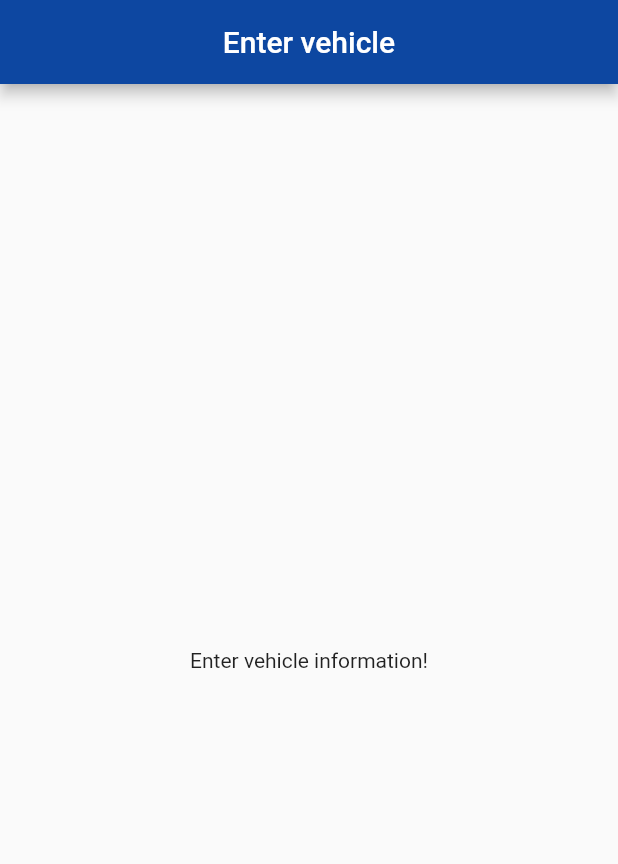
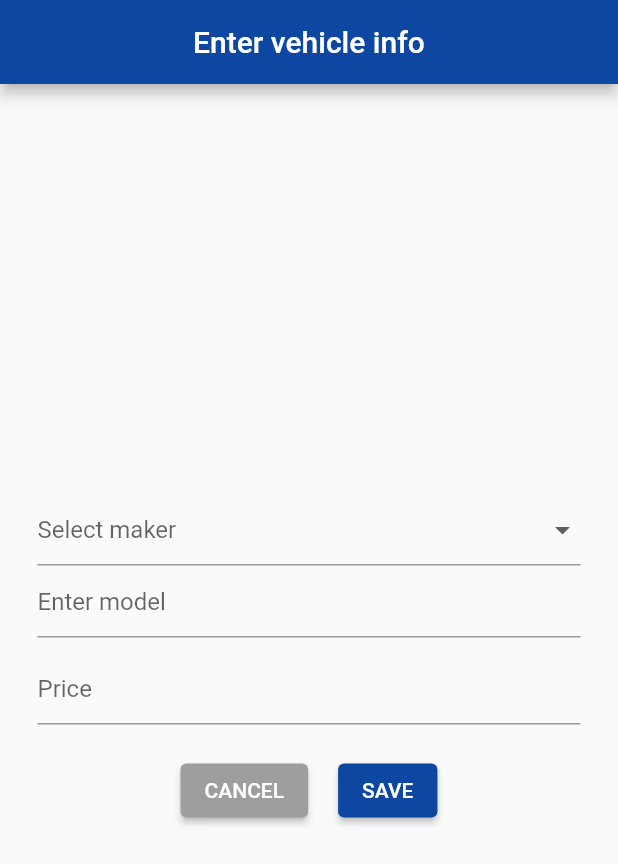
Before and after one commit to johninquest/ldgr, a Flutter app: the InputVehiclePage screen opened directly, on a phone screen of 412 x 824 dp. Shown: the top 864 px of the screen. Run offline on Flutter 3.47's test engine with Material 2 defaults, Android fonts, the phone set to English and light mode, and no system bars; our stand-ins replace flutter_speed_dial, shared_preferences, sqflite; accounts and stored records are empty.

Commit message:
some more work on vehicle info page

```diff
--- a/lib/pages/inputs/income.dart
+++ b/lib/pages/inputs/income.dart
@@ -2,7 +2,6 @@ import 'package:flutter/material.dart';
 import 'package:tba/shared/lists.dart';
 // import 'package:tba/styles/style.dart';
 import 'package:tba/data/sqlite_helper.dart';
-import 'package:tba/services/time.dart';
 import 'package:tba/services/router.dart';
 import 'package:tba/pages/records/all.dart';
 // import 'package:tba/pages/all_records.dart';
--- a/lib/pages/inputs/vehicle.dart
+++ b/lib/pages/inputs/vehicle.dart
@@ -1,4 +1,9 @@
 import 'package:flutter/material.dart';
+// import 'package:tba/styles/style.dart';
+// import 'package:tba/services/router.dart';
+import 'package:tba/shared/lists.dart';
+import 'package:tba/data/sqlite_helper.dart';
+import 'package:tba/data/shared_preferences_helper.dart';
 
 class InputVehiclePage extends StatelessWidget {
   const InputVehiclePage({ Key? key }) : super(key: key);
@@ -7,11 +12,115 @@ class InputVehiclePage extends StatelessWidget {
   Widget build(BuildContext context) {
     return Scaffold(
       appBar: AppBar(
-        title: Text('Enter vehicle'),
+        title: Text('Enter vehicle info'),
         centerTitle: true,
       ),
-      body: Container(child: Center(child: Text('Enter vehicle information!'),),),
+      body: Container(child: Center(child: VehicleForm(),),),
 
     );
   }
 }
+
+class VehicleForm extends StatefulWidget {
+  const VehicleForm({ Key? key }) : super(key: key);
+
+  @override
+  _VehicleFormState createState() => _VehicleFormState();
+}
+
+class _VehicleFormState extends State<VehicleForm> {
+    final _formKey = GlobalKey<FormState>();
+
+  String? incomeSource;
+  String? incomeAmount;
+  String? vehicleMaker;
+  String? vehicleModel;
+
+  @override
+  Widget build(BuildContext context) {
+    return Container(
+      child: Form(
+        key: _formKey,
+        child: SingleChildScrollView(
+          child: Column(
+            mainAxisAlignment: MainAxisAlignment.center,
+            crossAxisAlignment: CrossAxisAlignment.center,
+            children: [
+              Container(
+                  padding: EdgeInsets.only(left: 25.0, right: 25.0),
+                  child: DropdownButtonFormField(
+                    // dropdownColor: Colors.grey[200],
+                    // style: TextStyle(color: Colors.greenAccent, ),
+                    isExpanded: true,
+                    hint: Text('Select maker'),
+                    items: MyItemList().vehicleMakerList,
+                    onChanged: (val) =>
+                        setState(() => vehicleMaker = val as String?),
+                  )
+                  ),
+                            Container(
+                  margin: EdgeInsets.only(bottom: 10.0),
+                  padding: EdgeInsets.only(left: 25.0, right: 25.0),
+                  child: TextFormField(
+                    decoration: InputDecoration(hintText: 'Enter model'),
+                    keyboardType: TextInputType.text,
+                    validator: (val) =>
+                        val!.isEmpty ? 'Please enter model!' : null,
+                    onChanged: (val) => setState(() {
+                      vehicleModel = val;
+                      // print('The income amount => $val');
+                    }),
+                  )),
+              Container(
+                  margin: EdgeInsets.only(bottom: 10.0),
+                  padding: EdgeInsets.only(left: 25.0, right: 25.0),
+                  child: TextFormField(
+                    decoration: InputDecoration(hintText: 'Price'),
+                    keyboardType: TextInputType.number,
+                    validator: (val) =>
+                        val!.isEmpty ? 'Please enter car price!' : null,
+                    onChanged: (val) => setState(() {
+                      incomeAmount = val;
+                      // print('The income amount => $val');
+                    }),
+                  )),
+              Row(
+                mainAxisAlignment: MainAxisAlignment.center,
+                crossAxisAlignment: CrossAxisAlignment.center,
+                children: [
+                  Container(
+                    margin: EdgeInsets.only(left: 10.0, right: 10.0, top: 10.0),
+                    child: ElevatedButton(
+                      onPressed: () => Navigator.of(context).pop(),
+                      child: Text('CANCEL'),
+                      style: ElevatedButton.styleFrom(
+                        primary: Colors.grey,
+                      ),
+                    ),
+                  ),
+                  Container(
+                    margin: EdgeInsets.only(left: 10.0, right: 10.0, top: 10.0),
+                    child: ElevatedButton(
+                      onPressed: () {
+                        // print('Income name => $incomeSource');
+                        // print('Income amount => $incomeAmount');
+                        // print('Timestamp => ${DateTimeHelper().timestampForDB()}');
+                        SQLiteDatabaseHelper().insertRow(
+                            'income', '$incomeSource', '$incomeAmount');
+                        // PageRouter().navigateToPage(AllRecords(), context);
+                      },
+                      child: Text('SAVE'),
+                      style:
+                          ElevatedButton.styleFrom(primary: Colors.blue[900]),
+                    ),
+                  )
+                ],
+              ),
+            ],
+          ),
+        ),
+      ),
+
+    );
+  }
+}
--- a/lib/pages/side_menu.dart
+++ b/lib/pages/side_menu.dart
@@ -1,5 +1,5 @@
 import 'package:flutter/material.dart';
-import 'package:tba/styles/style.dart';
+// import 'package:tba/styles/style.dart';
 import 'package:tba/services/router.dart';
 import 'package:tba/pages/inputs/vehicle.dart';
 import 'package:tba/pages/inputs/person.dart';
--- a/lib/shared/lists.dart
+++ b/lib/shared/lists.dart
@@ -22,4 +22,19 @@ class MyItemList {
       DropdownMenuItem(value: 'tollgate_fees', child: Container(child: Text('Tollgate fees', style: DropdownListStyle),),),
       DropdownMenuItem(value: 'others', child: Container(child: Text('Other(s)', style: DropdownListStyle),),),
   ];
+
+      List<DropdownMenuItem<String>> vehicleMakerList = [
+      DropdownMenuItem(value: 'none', child: Container(child: Text(''),)),
+      DropdownMenuItem(value: 'audi', child: Container(child: Text('Audi', style: DropdownListStyle),)),
+      DropdownMenuItem(value: 'bmw', child: Container(child: Text('BMW', style: DropdownListStyle),)),
+      DropdownMenuItem(value: 'ford', child: Container(child: Text('Ford', style: DropdownListStyle),)),
+      DropdownMenuItem(value: 'hyundai', child: Container(child: Text('HYUNDAI', style: DropdownListStyle),)),
+      DropdownMenuItem(value: 'isuzu', child: Container(child: Text('ISUZU', style: DropdownListStyle),)),
+      DropdownMenuItem(value: 'mercedes_benz', child: Container(child: Text('Mercedes-Benz', style: DropdownListStyle),)),
+      DropdownMenuItem(value: 'nissan', child: Container(child: Text('NISSAN', style: DropdownListStyle),)),
+      DropdownMenuItem(value: 'peugeot', child: Container(child: Text('PEUGEOT', style: DropdownListStyle),)),
+      DropdownMenuItem(value: 'renault', child: Container(child: Text('RENAULT', style: DropdownListStyle),)),
+      DropdownMenuItem(value: 'toyota', child: Container(child: Text('TOYOTA', style: DropdownListStyle),)),
+      DropdownMenuItem(value: 'volkswagen', child: Container(child: Text('VW', style: DropdownListStyle),)),
+  ];
 }
```
